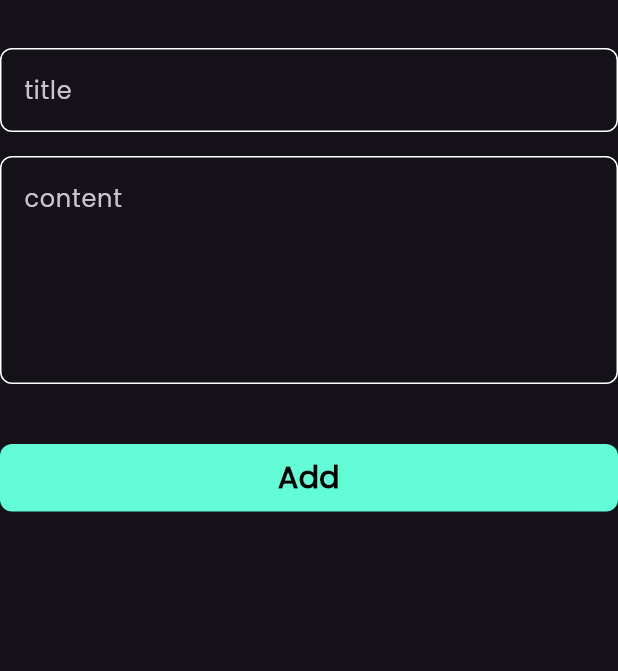
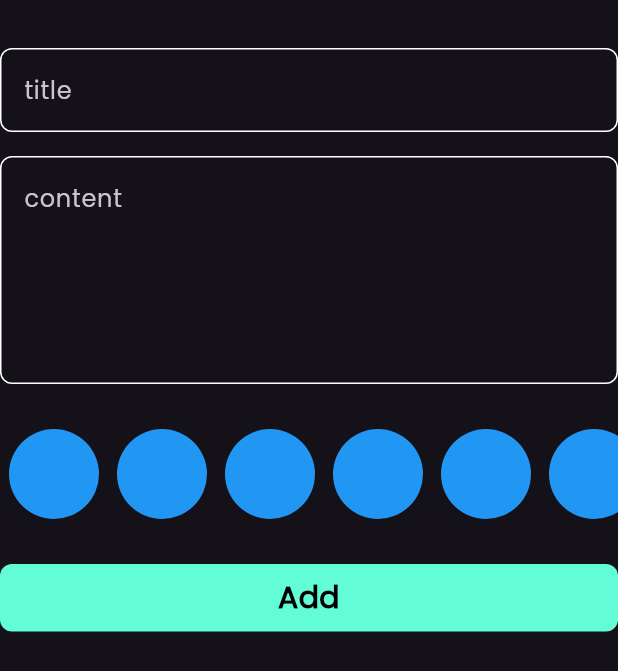
Before and after one commit to maboelhamdbis-cloud/mobile-training-projects, a Flutter app: the AddNoteForm widget shown alone on an empty page, opened directly, on a phone screen of 412 x 824 dp. Shown: the top 671 px of the screen. Run offline on Flutter 3.47's test engine with Material 3 defaults, Android fonts, the phone set to English and light mode, and no system bars; our stand-ins replace audioplayers, bloc, flutter_bloc, hive, hive_flutter, modal_progress_hud_nsn; accounts and stored records are empty.

Commit message:
create Colors List View

```diff
--- a/notes_app/lib/views/widgets/add_note_form.dart
+++ b/notes_app/lib/views/widgets/add_note_form.dart
@@ -3,6 +3,7 @@ import 'package:flutter_bloc/flutter_bloc.dart';
 import 'package:intl/intl.dart';
 import 'package:notes_app/cubits/add_note_cubit/add_note_cubit.dart';
 import 'package:notes_app/models/note_model.dart';
+import 'package:notes_app/views/widgets/colors_list_view.dart';
 import 'package:notes_app/views/widgets/custom_button.dart';
 import 'package:notes_app/views/widgets/custom_text_field.dart';
 
@@ -39,7 +40,10 @@ class _AddNoteFormState extends State<AddNoteForm> {
               subTitle = value;
             },
           ),
-          SizedBox(height: 40),
+          SizedBox(
+            height: 60 * 2,
+            child: Center(child: ColorsListView()),
+          ),
           BlocBuilder<AddNoteCubit, AddNoteState>(
             builder: (context, state) {
               return CustomButton(
--- /dev/null
+++ b/notes_app/lib/views/widgets/colors_list_view.dart
@@ -0,0 +1,28 @@
+import 'package:flutter/material.dart';
+
+class ColorItem extends StatelessWidget {
+  const ColorItem({super.key});
+
+  @override
+  Widget build(BuildContext context) {
+    return Padding(
+      padding: const EdgeInsets.symmetric(horizontal: 6),
+      child: const CircleAvatar(radius: 30, backgroundColor: Colors.blue),
+    );
+  }
+}
+
+class ColorsListView extends StatelessWidget {
+  const ColorsListView({super.key});
+
+  @override
+  Widget build(BuildContext context) {
+    return ListView.builder(
+      scrollDirection: Axis.horizontal,
+      itemCount: 6,
+      itemBuilder: (context, index) {
+        return ColorItem();
+      },
+    );
+  }
+}
```
